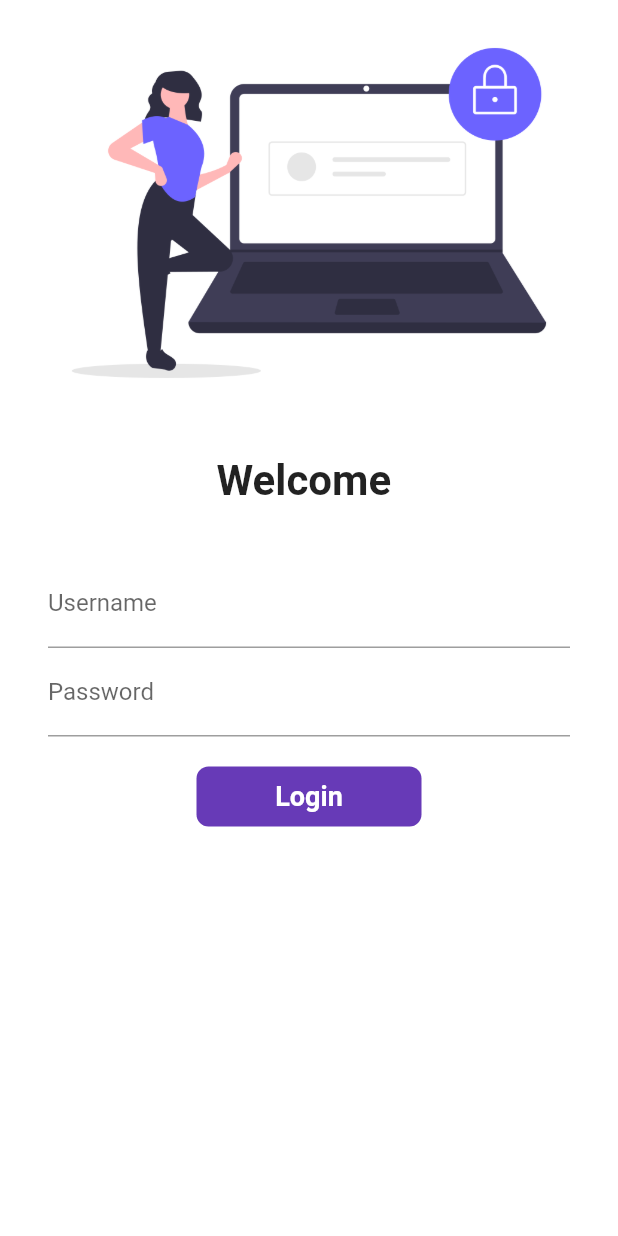
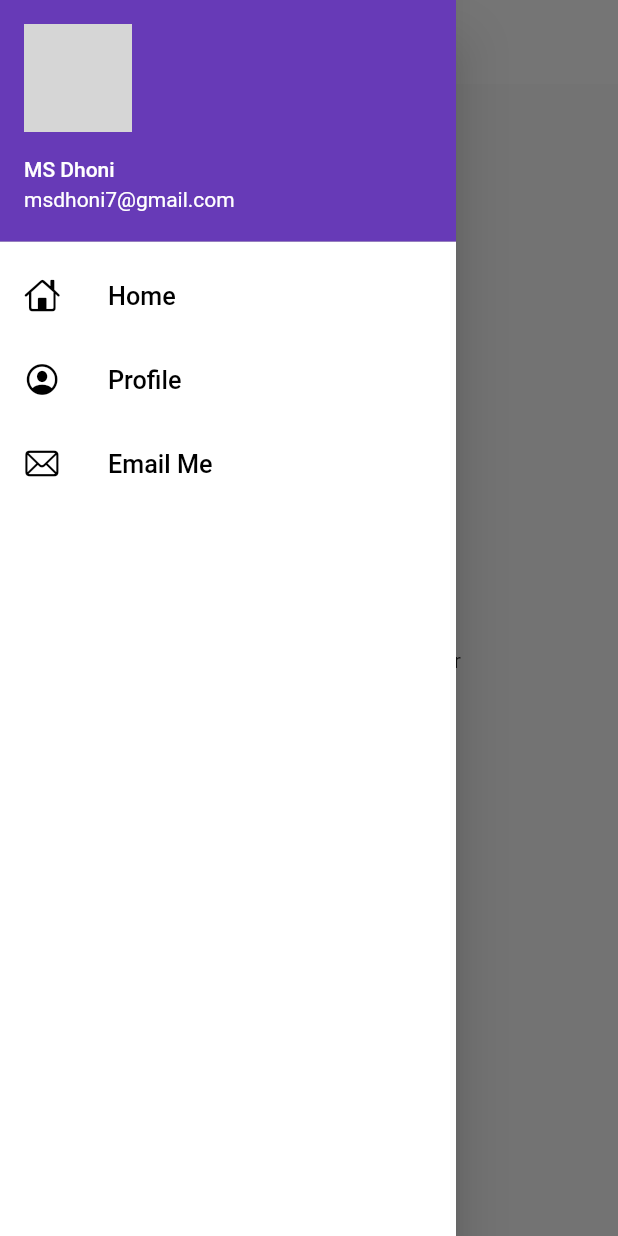
Before and after one commit to omkarbhalbar22/flutter_application_1, a Flutter app: the screen it shows after launch, with the side drawer open (before the commit the screen has no drawer), on a phone screen of 412 x 824 dp. Run offline on Flutter 3.47's test engine with Material 2 defaults, Android fonts, the phone set to English and light mode, and no system bars; our stand-ins replace google_fonts; network calls fail; Roboto replaces fonts that are missing (Farro); grey boxes are pictures that could not be loaded.

Commit message:
day6 completed

```diff
--- a/lib/Pages/home_page.dart
+++ b/lib/Pages/home_page.dart
@@ -1,4 +1,6 @@
 import 'package:flutter/material.dart';
+
+import '../utiles/widgets/drawer.dart';
 
 class HomePage extends StatelessWidget {
   // const HomePage({super.key});
@@ -16,7 +18,7 @@ class HomePage extends StatelessWidget {
           child: Text("Hello $name, This $days at the Flutter"),
         ),
       ),
-      drawer: Drawer(),
+      drawer: MyDrawer(),
     );
   }
 }
--- a/lib/Pages/login_page.dart
+++ b/lib/Pages/login_page.dart
@@ -38,7 +38,7 @@ class _LoginPageState extends State<LoginPage> {
           child: Column(
             children: [
               Image.asset(
-                "assets/images/login_image.png",
+                "assets/images/hey.png",
                 fit: BoxFit.cover,
               ),
               SizedBox(
--- a/lib/main.dart
+++ b/lib/main.dart
@@ -128,6 +128,7 @@ import 'package:flutter/material.dart';
 import 'package:flutter_application_1/Pages/home_page.dart';
 import 'package:flutter_application_1/Pages/login_page.dart';
 import 'package:flutter_application_1/utiles/routes.dart';
+import 'package:flutter_application_1/utiles/widgets/themes.dart';
 import 'package:google_fonts/google_fonts.dart';
 
 void main() {
@@ -141,18 +142,12 @@ class MyApp extends StatelessWidget {
   Widget build(BuildContext context) {
     return MaterialApp(
       //home: HomePage(),
-      themeMode: ThemeMode.dark,
-      theme: ThemeData(
-        primarySwatch: Colors.deepPurple,
-        fontFamily: GoogleFonts.farro().fontFamily,
-        //primaryTextTheme: GoogleFonts.lobsterTwoTextTheme(),
-      ),
-      // debugShowCheckedModeBanner: false,
-      // darkTheme: ThemeData(
-      //   brightness: Brightness.dark,
-      // ),
+      themeMode: ThemeMode.light,
+      theme: Mytheme.lightTheme(context),
+      darkTheme:Mytheme.darkTheme(context),
+      debugShowCheckedModeBanner: false,
       //initialRoute:"/home",
-      //initialRoute:"/home",
+      initialRoute:MyRoutes.homeRoutes,
       routes: {
         "/": (context) => LoginPage(),
         MyRoutes.homeRoutes: (context) => HomePage(),
--- /dev/null
+++ b/lib/models/catalog.dart
@@ -0,0 +1,12 @@
+class Item {
+  final String id;
+  final String name;
+  final String desc;
+  final num price;
+  final String color;
+  final String image;
+
+  Item(this.id, this.name, this.desc, this.price, this.color, this.image);
+
+
+}
--- /dev/null
+++ b/lib/utiles/widgets/drawer.dart
@@ -0,0 +1,70 @@
+import 'package:flutter/cupertino.dart';
+import 'package:flutter/material.dart';
+
+class MyDrawer extends StatelessWidget {
+  final imageurl =
+      "https://icccricketschedule.gumlet.io/wp-content/uploads/2023/03/MS-Dhoni.jpg?compress=true&quality=50&w=940&dpr=2.6";
+
+  MyDrawer({super.key});
+
+  @override
+  Widget build(BuildContext context) {
+    return Drawer(
+
+      child: Container(
+       color: Colors.white,
+        child: ListView(
+
+          padding: EdgeInsets.zero,
+          children: [
+            DrawerHeader(
+              padding: EdgeInsets.zero,
+
+              child: UserAccountsDrawerHeader(
+                margin: EdgeInsets.zero,
+                accountName: Text("MS Dhoni"),
+                accountEmail: Text("msdhoni7@gmail.com"),
+                currentAccountPicture: CircleAvatar(
+                  backgroundImage: NetworkImage(imageurl),
+                ),
+              ),
+            ),
+            ListTile(
+              leading: Icon(
+                CupertinoIcons.home,
+                color: Colors.black,
+              ),
+              title: Text(
+                "Home",
+                textScaleFactor: 1.2,
+                style: TextStyle(color: Colors.black),
+              ),
+            ),
+            ListTile(
+              leading: Icon(
+                CupertinoIcons.profile_circled,
+                color: Colors.black,
+              ),
+              title: Text(
+                "Profile",
+                textScaleFactor: 1.2,
+                style: TextStyle(color: Colors.black),
+              ),
+            ),
+            ListTile(
+              leading: Icon(
+                CupertinoIcons.mail,
+                color: Colors.black,
+              ),
+              title: Text(
+                "Email Me",
+                textScaleFactor: 1.2,
+                style: TextStyle(color: Colors.black),
+              ),
+            ),
+          ],
+        ),
+      ),
+    );
+  }
+}
--- /dev/null
+++ b/lib/utiles/widgets/themes.dart
@@ -0,0 +1,20 @@
+import 'package:flutter/material.dart';
+import 'package:google_fonts/google_fonts.dart';
+
+class Mytheme{
+  static ThemeData lightTheme(BuildContext context)=>ThemeData(
+
+          primarySwatch: Colors.deepPurple,
+          fontFamily: GoogleFonts.farro().fontFamily,
+          appBarTheme: AppBarTheme(
+            color: Colors.white,
+            elevation: 0.0,
+            iconTheme: IconThemeData(color: Colors.black),
+            titleTextStyle:TextStyle(color: Colors.black),
+        ),
+  );
+
+  static ThemeData darkTheme(BuildContext context)=>ThemeData(
+     brightness: Brightness.dark,
+  );
+}
```
Also changed, not shown: assets/images/hey.png (added).
